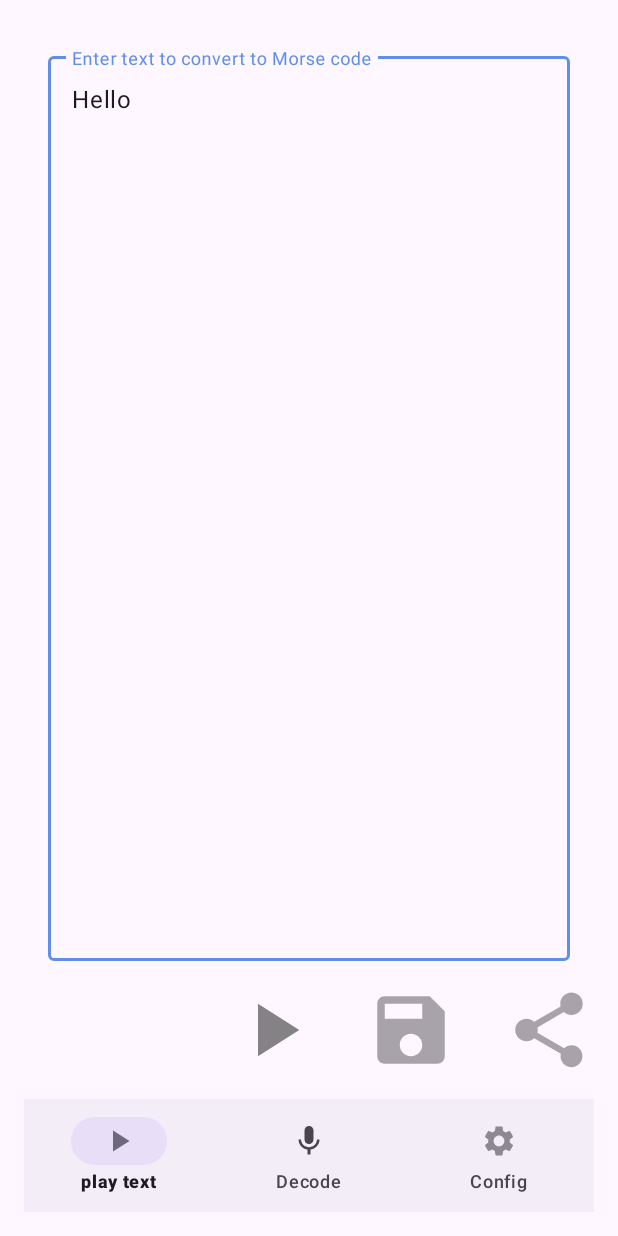
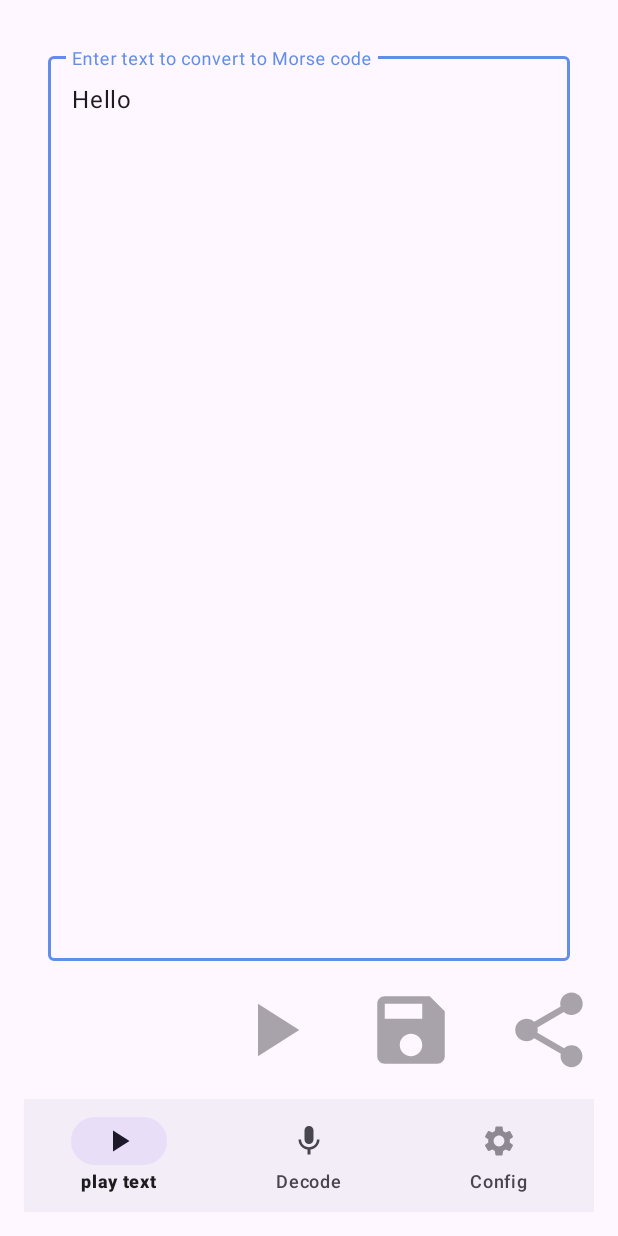
Before and after one commit to mauicoder/morselab, an Android app: the screen it shows after launch (MainActivity), on a phone screen of 412 x 824 dp. Run offline under Robolectric (Android 15) with nearby library versions, the light colour scheme and no system bars; our stand-ins replace Dagger/Hilt's generated code, data binding; 3 statements that could not run were skipped.

Commit message:
make play icon the same color as the others

```diff
--- a/app/src/main/res/drawable-anydpi/ic_play.xml
+++ b/app/src/main/res/drawable-anydpi/ic_play.xml
@@ -3,8 +3,7 @@
     android:height="24dp"
     android:viewportWidth="24"
     android:viewportHeight="24"
-    android:tint="#333333"
-    android:alpha="0.6">
+    android:tint="?attr/colorControlNormal">
   <path
       android:fillColor="@android:color/white"
       android:pathData="M8,5v14l11,-7z"/>
```
